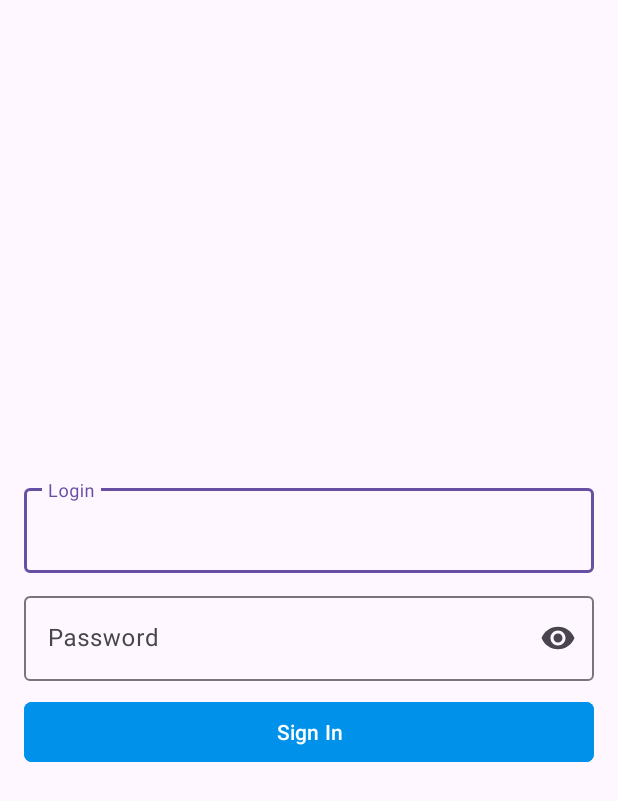
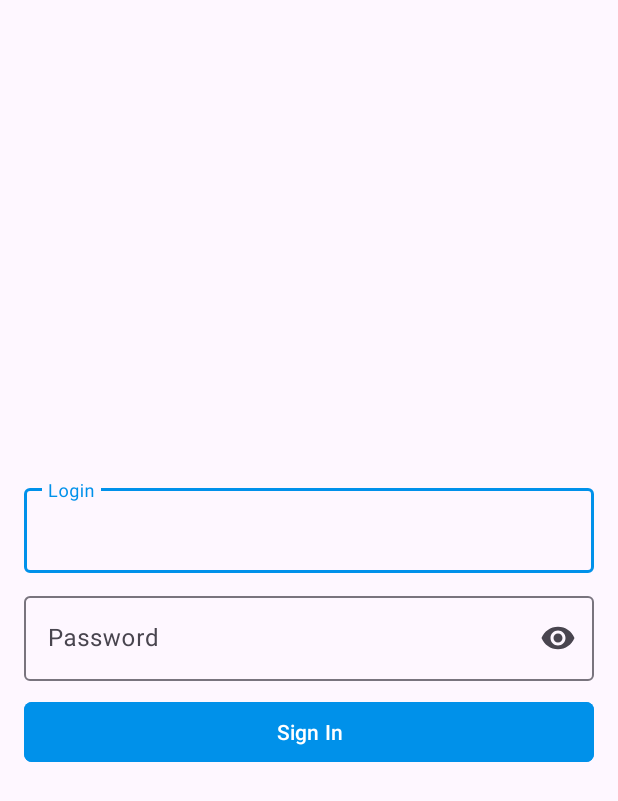
Before and after one commit to HardcatAntoine/TestAppAuth, an Android app: the screen it shows after launch (MainActivity), on a phone screen of 412 x 824 dp. Shown: the top 801 px of the screen. Run offline under Robolectric (Android 15) with nearby library versions, the phone set to English and light mode, and no system bars; our stand-ins replace Dagger/Hilt's generated code.

Commit message:
change primary color

```diff
--- a/app/src/main/java/com/example/mytest/aeon/view/PaymentsFragment.kt
+++ b/app/src/main/java/com/example/mytest/aeon/view/PaymentsFragment.kt
@@ -7,6 +7,7 @@ import android.view.LayoutInflater
 import android.view.View
 import android.view.ViewGroup
 import androidx.fragment.app.viewModels
+import androidx.lifecycle.lifecycleScope
 import androidx.navigation.fragment.findNavController
 import androidx.recyclerview.widget.LinearLayoutManager
 import com.example.mytest.aeon.R
@@ -14,6 +15,7 @@ import com.example.mytest.aeon.databinding.FragmentPaymentsBinding
 import com.example.mytest.aeon.viewmodel.LoginViewModel
 import com.example.mytest.aeon.viewmodel.PaymentsViewModel
 import dagger.hilt.android.AndroidEntryPoint
+import kotlinx.coroutines.launch
 
 @AndroidEntryPoint
 class PaymentsFragment : Fragment() {
@@ -31,6 +33,9 @@ class PaymentsFragment : Fragment() {
     override fun onViewCreated(view: View, savedInstanceState: Bundle?) {
         super.onViewCreated(view, savedInstanceState)
         initAdapter()
+        lifecycleScope.launch {
+            viewModel.getPaymentsList()
+        }
         viewModel.paymentsList.observe(viewLifecycleOwner) { list ->
             adapter.setList(list)
         }
--- a/app/src/main/java/com/example/mytest/aeon/viewmodel/PaymentsViewModel.kt
+++ b/app/src/main/java/com/example/mytest/aeon/viewmodel/PaymentsViewModel.kt
@@ -5,8 +5,9 @@ import androidx.lifecycle.MutableLiveData
 import androidx.lifecycle.ViewModel
 import com.example.mytest.aeon.data.model.Payments
 import com.example.mytest.aeon.data.repo.LoginRepository
+import dagger.hilt.android.lifecycle.HiltViewModel
 import javax.inject.Inject
-
+@HiltViewModel
 class PaymentsViewModel @Inject constructor(
     private val repository: LoginRepository
 ) : ViewModel() {
--- a/app/src/main/res/values/colors.xml
+++ b/app/src/main/res/values/colors.xml
@@ -2,4 +2,5 @@
 <resources>
     <color name="black">#FF000000</color>
     <color name="white">#FFFFFFFF</color>
+    <color name="colorPrimary">#0091EA</color>
 </resources>
--- a/app/src/main/res/values/themes.xml
+++ b/app/src/main/res/values/themes.xml
@@ -1,8 +1,7 @@
 <resources xmlns:tools="http://schemas.android.com/tools">
     <!-- Base application theme. -->
     <style name="Base.Theme.TestLogin" parent="Theme.Material3.DayNight.NoActionBar">
-        <!-- Customize your light theme here. -->
-        <!-- <item name="colorPrimary">@color/my_light_primary</item> -->
+        <item name="colorPrimary">@color/colorPrimary</item> -->>
     </style>
 
     <style name="Theme.TestLogin" parent="Base.Theme.TestLogin" />
```
